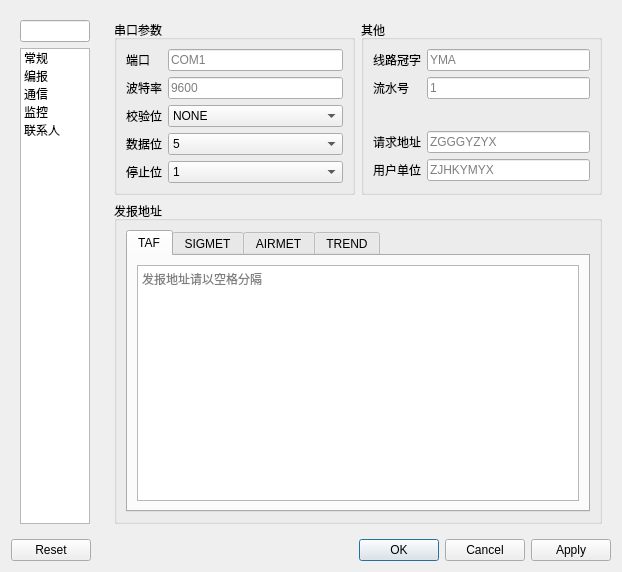
up1and/tafor, file tafor/widgets/ui/settings.ui: the form before one commit.
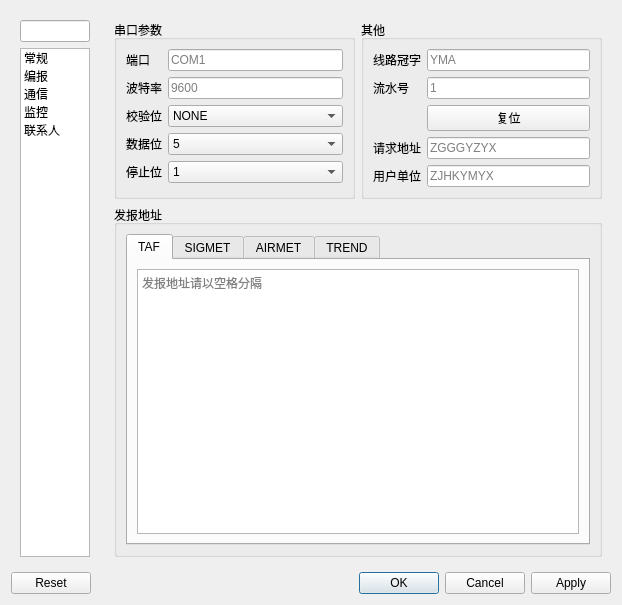
The form after the commit. The open tabs and pages were chosen to show the change.

The edit to the form file:
```diff
--- a/tafor/widgets/ui/settings.ui
+++ b/tafor/widgets/ui/settings.ui
@@ -7,7 +7,7 @@
     <x>0</x>
     <y>0</y>
     <width>622</width>
-    <height>501</height>
+    <height>605</height>
    </rect>
   </property>
   <property name="acceptDrops">
@@ -482,6 +482,13 @@
                 </property>
                </widget>
               </item>
+              <item row="2" column="1">
+               <widget class="QPushButton" name="reset_number_button">
+                <property name="text">
+                 <string>复位</string>
+                </property>
+               </widget>
+              </item>
               <item row="3" column="0">
                <widget class="QLabel" name="request_addr_label">
                 <property name="text">
@@ -510,19 +517,6 @@
                 </property>
                </widget>
               </item>
-              <item row="2" column="1">
-               <spacer name="horizontalSpacer_3">
-                <property name="orientation">
-                 <enum>Qt::Horizontal</enum>
-                </property>
-                <property name="sizeHint" stdset="0">
-                 <size>
-                  <width>40</width>
-                  <height>20</height>
-                 </size>
-                </property>
-               </spacer>
-              </item>
              </layout>
             </widget>
            </item>
```
Left out of the diff: 2 changed lines with no effect on the pictures.
